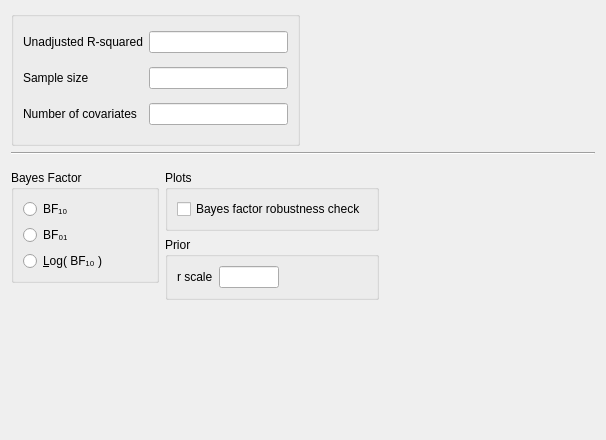
Above: JASP-Desktop/analysisforms/SummaryStatistics/summarystatsregressionlinearbayesianform.ui from jasp-stats/jasp-desktop before the change. Below: the same form after it.
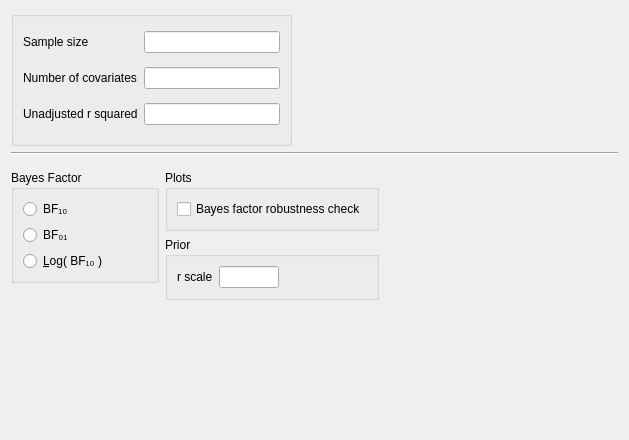
That is the form after the change. Custom widgets are drawn as their Qt base class.

Commit message: ui changes and trigger happy bug fixed

Diff of the .ui file:
```diff
--- a/JASP-Desktop/analysisforms/SummaryStatistics/summarystatsregressionlinearbayesianform.ui
+++ b/JASP-Desktop/analysisforms/SummaryStatistics/summarystatsregressionlinearbayesianform.ui
@@ -6,7 +6,7 @@
    <rect>
     <x>0</x>
     <y>0</y>
-    <width>606</width>
+    <width>629</width>
     <height>440</height>
    </rect>
   </property>
@@ -29,52 +29,39 @@
       <property name="topMargin">
        <number>6</number>
       </property>
-      <item row="2" column="4">
+      <item row="1" column="4">
        <widget class="BoundTextBox" name="numberOfCovariates"/>
       </item>
       <item row="1" column="3">
        <widget class="QLabel" name="label">
         <property name="text">
-         <string>Sample size</string>
+         <string>Number of covariates</string>
         </property>
        </widget>
       </item>
-      <item row="1" column="4">
-       <widget class="BoundTextBox" name="sampleSize"/>
+      <item row="2" column="4">
+       <widget class="BoundTextBox" name="unadjustedRSquared"/>
       </item>
       <item row="2" column="3">
        <widget class="QLabel" name="label_4">
         <property name="text">
-         <string>Number of covariates</string>
+         <string>Unadjusted r squared</string>
         </property>
        </widget>
       </item>
       <item row="0" column="3">
        <widget class="QLabel" name="label_5">
         <property name="text">
-         <string>Unadjusted R-squared</string>
+         <string>Sample size</string>
         </property>
        </widget>
       </item>
       <item row="0" column="4">
-       <widget class="BoundTextBox" name="unadjustedRSquared"/>
+       <widget class="BoundTextBox" name="sampleSize"/>
       </item>
      </layout>
     </widget>
    </item>
-   <item row="0" column="1">
-    <spacer name="horizontalSpacer">
-     <property name="orientation">
-      <enum>Qt::Horizontal</enum>
-     </property>
-     <property name="sizeHint" stdset="0">
-      <size>
-       <width>40</width>
-       <height>20</height>
-      </size>
-     </property>
-    </spacer>
-   </item>
    <item row="1" column="0" colspan="2">
     <widget class="Line" name="line">
      <property name="orientation">
@@ -263,6 +250,22 @@
      </layout>
     </widget>
    </item>
+   <item row="0" column="1">
+    <spacer name="horizontalSpacer">
+     <property name="orientation">
+      <enum>Qt::Horizontal</enum>
+     </property>
+     <property name="sizeType">
+      <enum>QSizePolicy::Fixed</enum>
+     </property>
+     <property name="sizeHint" stdset="0">
+      <size>
+       <width>320</width>
+       <height>20</height>
+      </size>
+     </property>
+    </spacer>
+   </item>
   </layout>
  </widget>
  <customwidgets>
```
The commit also changes 1 other file.
